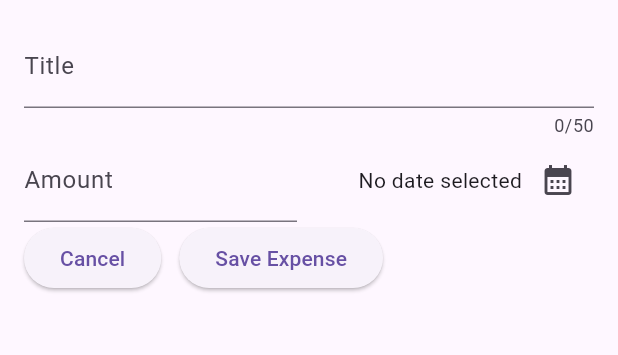
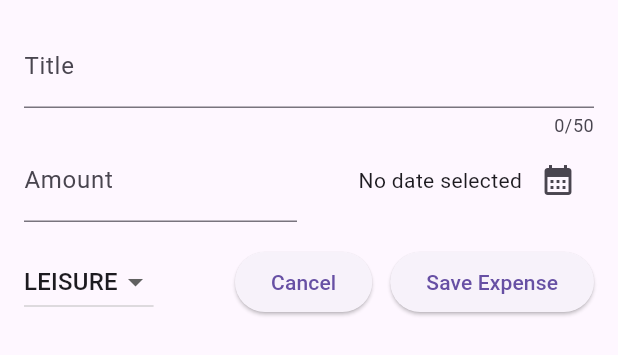
Before and after one commit to brijeshkumar-chavda/ExpenseTracker, a Flutter app: the NewExpense widget shown alone on an empty page, opened directly, on a phone screen of 412 x 824 dp. Shown: the top 355 px of the screen. Run offline on Flutter 3.47's test engine with Material 3 defaults, Android fonts, the phone set to English and light mode, and no system bars.

Commit message:
feat: add dropdown menu for selecting expenses

```diff
--- a/analysis_options.yaml
+++ b/analysis_options.yaml
@@ -23,6 +23,8 @@ linter:
   rules:
     # avoid_print: false  # Uncomment to disable the `avoid_print` rule
     # prefer_single_quotes: true  # Uncomment to enable the `prefer_single_quotes` rule
+    # Add a trailing comma in argument lists to make them multiline.
+    require_trailing_commas: true
 
 # Additional information about this file can be found at
 # https://dart.dev/guides/language/analysis-options
--- a/lib/widgets/new_expense.dart
+++ b/lib/widgets/new_expense.dart
@@ -1,10 +1,12 @@
+import 'package:flutter/foundation.dart' hide Category;
 import 'package:flutter/material.dart';
 import 'package:intl/intl.dart';
+import 'package:expense_tracker/models/expense.dart';
 
 final formatter = DateFormat.yMd();
 
 class NewExpense extends StatefulWidget {
-  NewExpense({super.key});
+  const NewExpense({super.key});
 
   @override
   State<NewExpense> createState() {
@@ -16,6 +18,7 @@ class _NewExpenseState extends State<NewExpense> {
   final _titleController = TextEditingController();
   final _amountController = TextEditingController();
   DateTime? _selectedDate;
+  Category _selectedCategory = Category.leisure;
 
   void _presentDatePicker() async {
     final now = DateTime.now();
@@ -82,8 +85,29 @@ class _NewExpenseState extends State<NewExpense> {
               ),
             ],
           ),
+          SizedBox(height: 16),
           Row(
             children: [
+              DropdownButton(
+                value: _selectedCategory,
+                items: Category.values
+                    .map(
+                      (category) => DropdownMenuItem(
+                        value: category,
+                        child: Text(category.name.toUpperCase()),
+                      ),
+                    )
+                    .toList(),
+                onChanged: (value) {
+                  setState(() {
+                    if (value == null) {
+                      return;
+                    }
+                    _selectedCategory = value;
+                  });
+                },
+              ),
+              Spacer(),
               ElevatedButton(
                 onPressed: () {
                   Navigator.pop(context);
```
